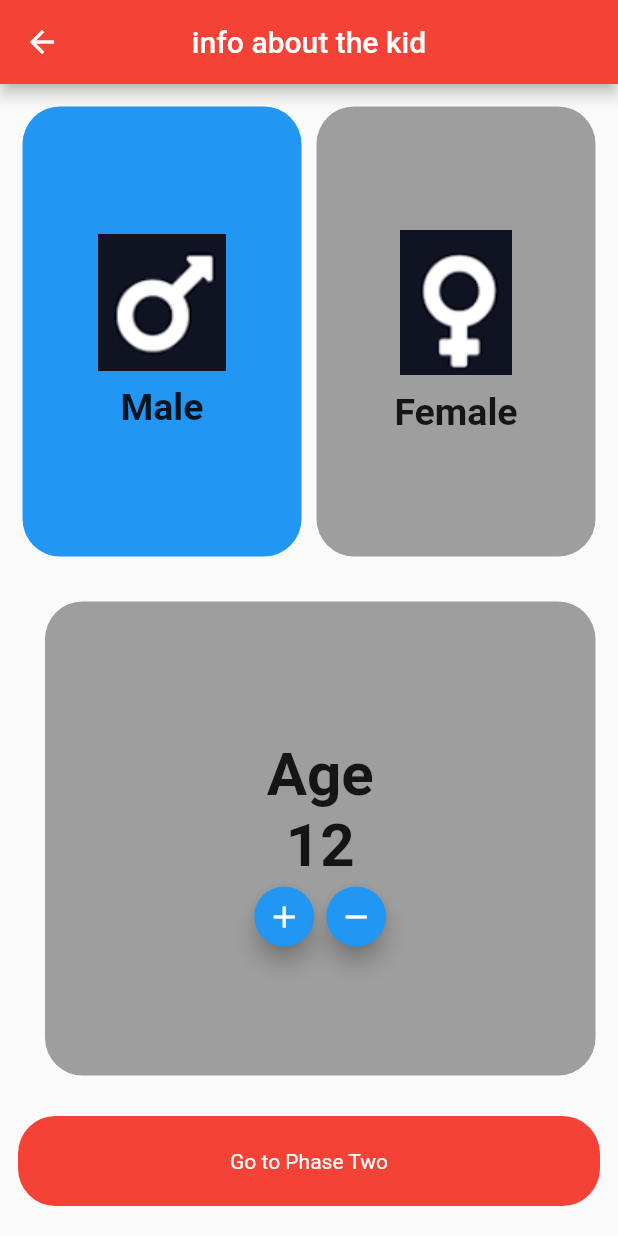
After one commit to Al-Dos024/Hand_in_Hand, a Flutter app: the BMIScreen screen opened directly, on a phone screen of 412 x 824 dp. The commit adds this screen. Run offline on Flutter 3.47's test engine with Material 2 defaults, Android fonts, the phone set to English and light mode, and no system bars; our stand-ins replace firebase_auth, firebase_core, modal_progress_hud_nsn, smooth_page_indicator; accounts and stored records are empty.

Commit message:
done with A and B in phase two 3-5 years

```diff
--- /dev/null
+++ b/lib/temp/ibm_cal.dart
@@ -0,0 +1,187 @@
+import 'package:isef_project/constants.dart';
+import 'package:flutter/material.dart';
+import 'package:isef_project/views/quiz_screen_phase_two.dart';
+import 'package:isef_project/widgets/custom_button.dart';
+
+class BMIScreen extends StatefulWidget {
+  const BMIScreen({super.key});
+
+  @override
+  State<BMIScreen> createState() => _BMIScreenState();
+}
+
+class _BMIScreenState extends State<BMIScreen> {
+  int age = 12;
+  bool isMale = true;
+  @override
+  Widget build(BuildContext context) {
+    return Scaffold(
+      appBar: AppBar(
+        backgroundColor: kPrimryColor,
+        title: const Text("info about the kid"),
+        centerTitle: true,
+      ),
+      body: Column(children: [
+        Padding(
+          padding: const EdgeInsets.all(15),
+          child: Row(
+            children: [
+              Expanded(
+                child: GestureDetector(
+                  onTap: () {
+                    setState(() {
+                      isMale = true;
+                    });
+                  },
+                  child: Container(
+                    height: 300,
+                    decoration: BoxDecoration(
+                      borderRadius: BorderRadius.circular(25),
+                      color: isMale ? Colors.blue : Colors.grey,
+                    ),
+                    child: const Column(
+                      mainAxisAlignment: MainAxisAlignment.center,
+                      children: [
+                        Image(
+                          image: AssetImage("assets/img/male.png"),
+                        ),
+                        SizedBox(
+                          height: 10,
+                        ),
+                        Text(
+                          'Male',
+                          style: TextStyle(
+                              fontSize: 25, fontWeight: FontWeight.bold),
+                        )
+                      ],
+                    ),
+                  ),
+                ),
+              ),
+              const SizedBox(
+                width: 10,
+              ),
+              Expanded(
+                child: GestureDetector(
+                  onTap: () {
+                    setState(() {
+                      isMale = false;
+                    });
+                  },
+                  child: Container(
+                    height: 300,
+                    decoration: BoxDecoration(
+                      borderRadius: BorderRadius.circular(25),
+                      color: isMale ? Colors.grey : Colors.pinkAccent,
+                    ),
+                    child: const Column(
+                      mainAxisAlignment: MainAxisAlignment.center,
+                      children: [
+                        Image(
+                          image: AssetImage("assets/img/female.png"),
+                        ),
+                        SizedBox(
+                          height: 10,
+                        ),
+                        Text(
+                          'Female',
+                          style: TextStyle(
+                              fontSize: 25, fontWeight: FontWeight.bold),
+                        )
+                      ],
+                    ),
+                  ),
+                ),
+              ),
+            ],
+          ),
+        ),
+
+        ////////////////////////////////////////////////////////////
+        Expanded(
+          child: Padding(
+            padding: const EdgeInsets.all(15),
+            child: Row(
+              children: [
+                const SizedBox(
+                  width: 15,
+                ),
+                Expanded(
+                  child: Container(
+                    decoration: BoxDecoration(
+                      borderRadius: BorderRadius.circular(25),
+                      color: Colors.grey,
+                    ),
+                    child: Column(
+                      mainAxisAlignment: MainAxisAlignment.center,
+                      children: [
+                        const SizedBox(
+                          height: 10,
+                        ),
+                        const Text(
+                          'Age',
+                          style: TextStyle(
+                              fontSize: 40, fontWeight: FontWeight.bold),
+                        ),
+                        Text(
+                          '$age',
+                          style: const TextStyle(
+                              fontSize: 40, fontWeight: FontWeight.bold),
+                        ),
+                        Row(
+                          mainAxisAlignment: MainAxisAlignment.center,
+                          children: [
+                            FloatingActionButton(
+                              heroTag: "btn1",
+                              onPressed: () {
+                                setState(() {
+                                  if (age < 17) {
+                                    age++;
+                                  }
+                                });
+                              },
+                              mini: true,
+                              child: const Icon(Icons.add),
+                            ),
+                            FloatingActionButton(
+                              heroTag: "btn2",
+                              onPressed: () {
+                                setState(() {
+                                  if (age > 3) {
+                                    age--;
+                                  }
+                                });
+                              },
+                              mini: true,
+                              child: const Icon(Icons.remove),
+                            )
+                          ],
+                        )
+                      ],
+                    ),
+                  ),
+                ),
+              ],
+            ),
+          ),
+        ),
+        Padding(
+          padding:
+              const EdgeInsets.only(bottom: 20.0, left: 12, right: 12, top: 12),
+          child: CustomButton(
+            text: 'Go to Phase Two',
+            onTap: () {
+              Navigator.push(
+                  context,
+                  MaterialPageRoute(
+                      builder: (context) => QuizScreenPhaseTwo(
+                            isMale: isMale,
+                            age: age,
+                          )));
+            },
+          ),
+        ),
+      ]),
+    );
+  }
+}
--- a/pubspec.yaml
+++ b/pubspec.yaml
@@ -58,7 +58,8 @@ flutter:
   uses-material-design: true
   # To add assets to your application, add an assets section, like this:
   assets:
-    - assets/img/sus.png
+    - assets/img/male.png
+    - assets/img/female.png
     - assets/img/1stADHD.jpg
   #   - images/a_dot_ham.jpeg
   # An image asset can refer to one or more resolution-specific "variants", see
```
Also changed, not shown: lib/models/get_quiz_phase_two_children.dart (+20 -0 lines), lib/views/more.dart (+2 -8 lines), lib/views/quiz_screen_phase_one.dart (+65 -12 lines), lib/views/quiz_screen_phase_two.dart (+116 -13 lines), lib/widgets/passed_color_list.dart (added, +84 -0 lines), lib/widgets/phase2list.dart (added, +61 -0 lines), lib/widgets/total_score.dart (added, +77 -0 lines), assets/img/female.png (added), assets/img/male.png (added), assets/img/sus.png (deleted).
